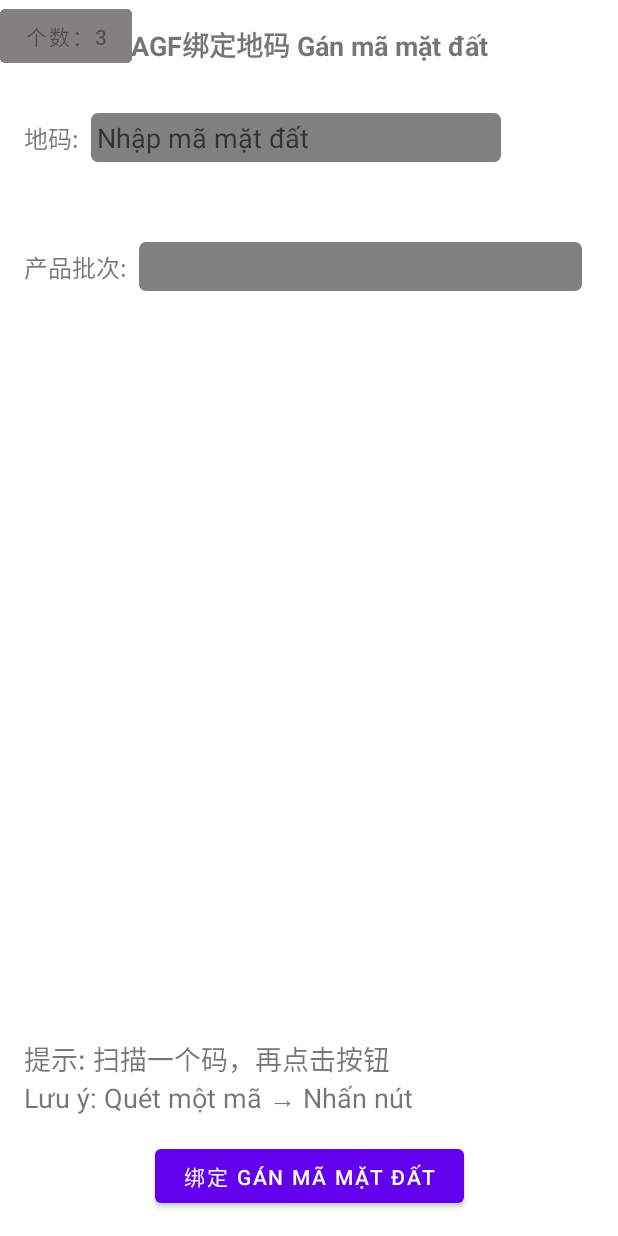
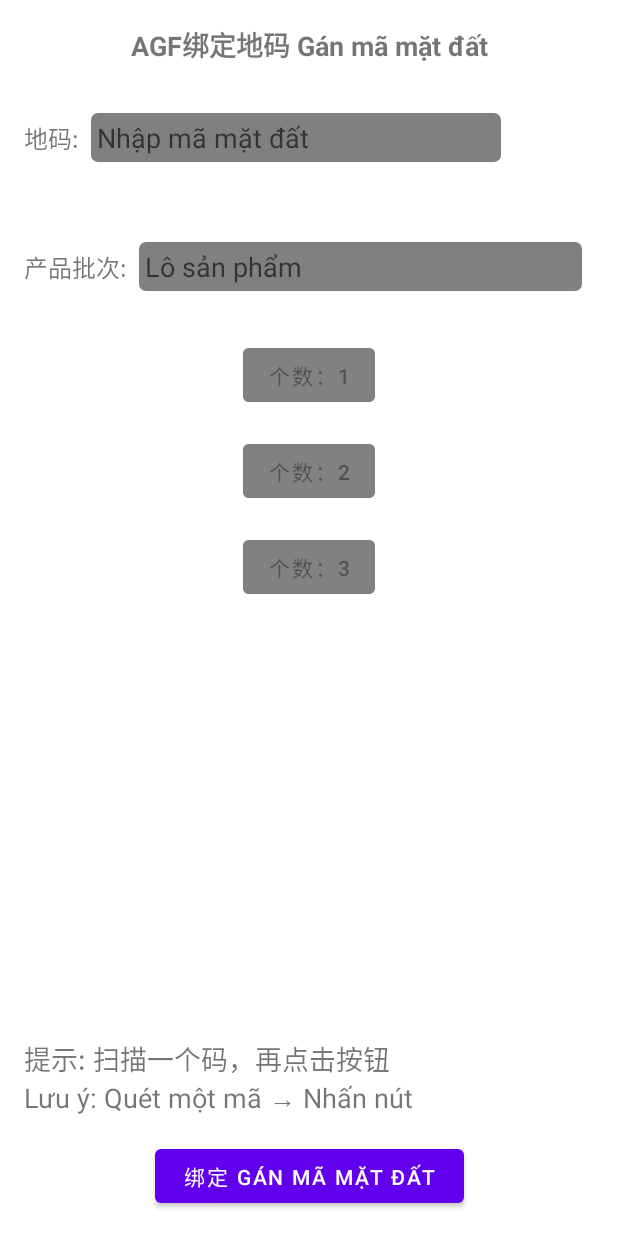
Before and after one commit to ApacheTrainee/YnPda, an Android app: the BindFlProductActivity screen opened directly, with no data from a screen before it, on a phone screen of 412 x 824 dp. Run offline under Robolectric (Android 15) with nearby library versions, the phone set to English and light mode, and no system bars.

Commit message:
新增：AGF绑定地码页面，新增堆叠功能

```diff
--- a/app/src/main/res/layout/activity_fl_bind_ground.xml
+++ b/app/src/main/res/layout/activity_fl_bind_ground.xml
@@ -113,7 +113,7 @@
                 android:layout_weight="1"
 
                 android:background="@drawable/item_border"
-            android:hint=""
+                android:hint="Lô sản phẩm"
                 android:inputType="text" />
     </LinearLayout>
 
@@ -194,26 +194,32 @@
             android:id="@+id/number_1_button"
             android:layout_width="wrap_content"
             android:layout_height="wrap_content"
+            android:layout_marginTop="16dp"
+            android:backgroundTint="@drawable/button_color_selector"
             android:text="个数：1"
-        tools:layout_editor_absoluteX="16dp"
-        tools:layout_editor_absoluteY="295dp"
-        android:backgroundTint="@drawable/button_color_selector"/>
+            app:layout_constraintEnd_toEndOf="parent"
+            app:layout_constraintStart_toStartOf="parent"
+            app:layout_constraintTop_toBottomOf="@+id/product_batch_section" />
 
     <Button
             android:id="@+id/number_2_button"
             android:layout_width="wrap_content"
             android:layout_height="wrap_content"
+            android:layout_marginTop="16dp"
+            android:backgroundTint="@drawable/button_color_selector"
             android:text="个数：2"
-        tools:layout_editor_absoluteX="159dp"
-        tools:layout_editor_absoluteY="295dp"
-        android:backgroundTint="@drawable/button_color_selector"/>
+            app:layout_constraintEnd_toEndOf="parent"
+            app:layout_constraintStart_toStartOf="parent"
+            app:layout_constraintTop_toBottomOf="@+id/number_1_button" />
 
     <Button
             android:id="@+id/number_3_button"
             android:layout_width="wrap_content"
             android:layout_height="wrap_content"
+            android:layout_marginTop="16dp"
+            android:backgroundTint="@drawable/button_color_selector"
             android:text="个数：3"
-        tools:layout_editor_absoluteX="302dp"
-        tools:layout_editor_absoluteY="295dp"
-        android:backgroundTint="@drawable/button_color_selector"/>
+            app:layout_constraintEnd_toEndOf="parent"
+            app:layout_constraintStart_toStartOf="parent"
+            app:layout_constraintTop_toBottomOf="@+id/number_2_button" />
 </androidx.constraintlayout.widget.ConstraintLayout>
```
Also changed, not shown: 1 other file. Lines whose indentation alone changed are shown as unchanged.
